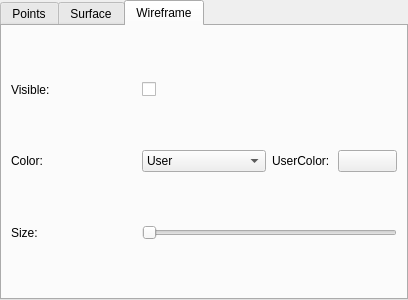
Qt form src/ext/qt/gui/mesh_render_settings_frame.ui (cnr-isti-vclab/vclib) before a commit.
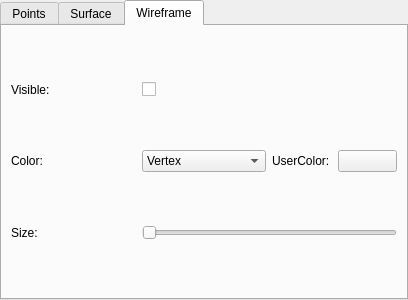
The same form after that commit. The open tabs and pages were chosen to show the change.

Commit message: wireframe color per vertex - add possibility to choose backend on mainwindow constructor

What changed in the file:
```diff
--- a/src/ext/qt/gui/mesh_render_settings_frame.ui
+++ b/src/ext/qt/gui/mesh_render_settings_frame.ui
@@ -452,8 +452,13 @@
           </sizepolicy>
          </property>
          <property name="currentIndex">
-          <number>1</number>
+          <number>0</number>
          </property>
+         <item>
+          <property name="text">
+           <string>Vertex</string>
+          </property>
+         </item>
          <item>
           <property name="text">
            <string>Mesh</string>
```
Left out of the diff: 2 changed lines with no effect on the pictures. The commit also changes 6 other files.
